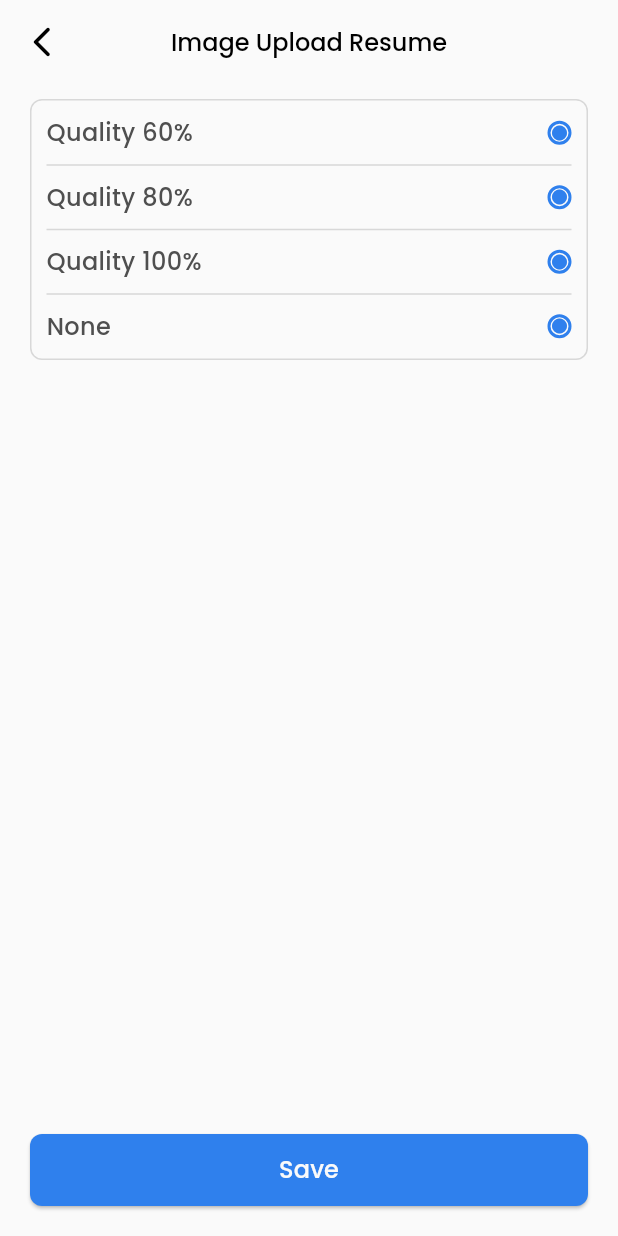
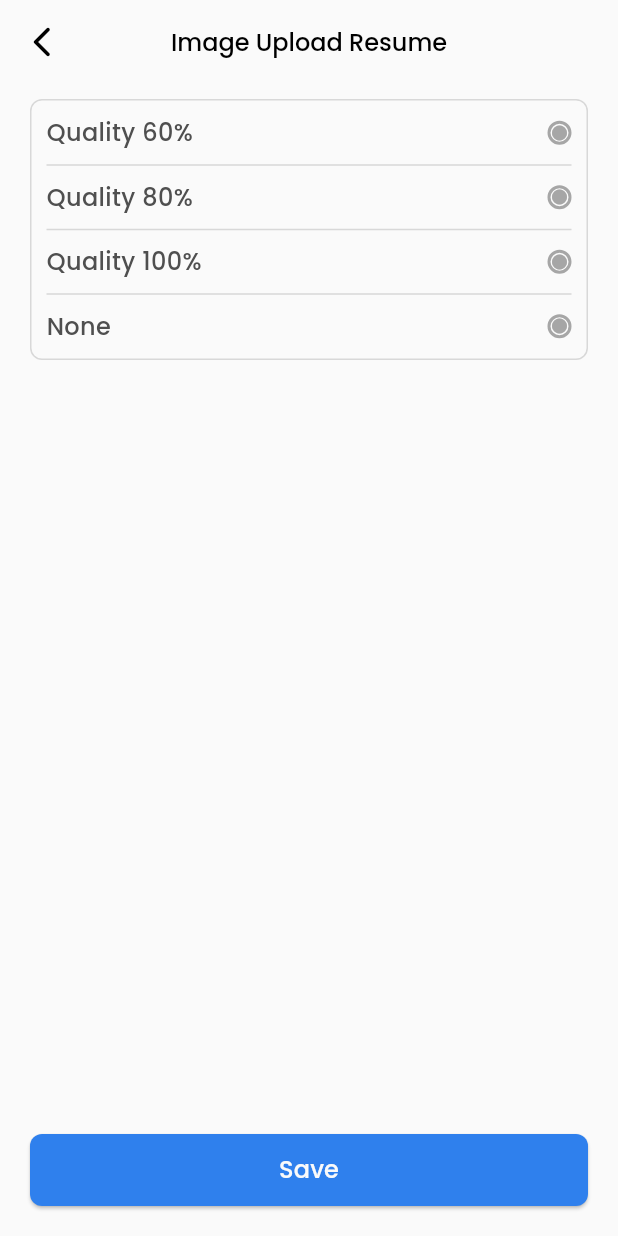
Before and after one commit to Suraj-K022/invoice_apk, a Flutter app: the UploadResumeScreen screen opened directly, on a phone screen of 412 x 824 dp. Run offline on Flutter 3.47's test engine with Material 3 defaults, Android fonts, the phone set to English and light mode, and no system bars; our stand-ins replace fl_chart, flutter_dash, flutter_otp_text_field, get, google_fonts, image_picker and 1 more.

Commit message:
minor fix

```diff
--- a/lib/AuthScreens/SignInScreen/sign_in_screen.dart
+++ b/lib/AuthScreens/SignInScreen/sign_in_screen.dart
@@ -17,7 +17,7 @@ class SignInScreen extends StatelessWidget {
     return Scaffold(
       bottomNavigationBar: Padding(
         padding: const EdgeInsets.symmetric(horizontal: 20,vertical: 20),
-        child: Row(mainAxisAlignment: MainAxisAlignment.center,
+        child: Row(spacing: 5,mainAxisAlignment: MainAxisAlignment.center,
           children: [
             Poppins(text: 'Don’t have an account?',fontWeight: FontWeight.w400,fontSize: 16,color: Get.theme.hintColor,),
             InkWell(onTap: (){Get.to(SignupScreen());},child: Poppins(text: 'Sign Up',fontWeight: FontWeight.w400,fontSize: 16,color: Get.theme.primaryColor,)),
--- a/lib/AuthScreens/SignUpScreen/signup_screen.dart
+++ b/lib/AuthScreens/SignUpScreen/signup_screen.dart
@@ -17,7 +17,7 @@ class SignupScreen extends StatelessWidget {
     return Scaffold(
       bottomNavigationBar: Padding(
         padding: const EdgeInsets.symmetric(horizontal: 20,vertical: 20),
-        child: Row(mainAxisAlignment: MainAxisAlignment.center,
+        child: Row( spacing: 5,mainAxisAlignment: MainAxisAlignment.center,
           children: [
             Poppins(text: 'Already have an account?',fontWeight: FontWeight.w400,fontSize: 16,color: Get.theme.hintColor,),
             InkWell(onTap: (){Get.to(SignInScreen());},child: Poppins(text: 'Sign In',fontWeight: FontWeight.w400,fontSize: 16,color: Get.theme.primaryColor,)),
--- a/lib/DashBoard/MoreMenuScreen/Settings/ImageUploadResumeScreen/upload_resume_screen.dart
+++ b/lib/DashBoard/MoreMenuScreen/Settings/ImageUploadResumeScreen/upload_resume_screen.dart
@@ -4,9 +4,15 @@ import 'package:invoice/CustomWidgets/custom_buttons.dart';
 import 'package:invoice/CustomWidgets/custom_radio_button.dart';
 import 'package:invoice/CustomWidgets/customtext.dart';
 
-class UploadResumeScreen extends StatelessWidget {
+class UploadResumeScreen extends StatefulWidget {
   const UploadResumeScreen({super.key});
 
+  @override
+  State<UploadResumeScreen> createState() => _UploadResumeScreenState();
+}
+
+class _UploadResumeScreenState extends State<UploadResumeScreen> {
+  int? _selectedQuality; // Variable to track selected value
   @override
   Widget build(BuildContext context) {
     return Scaffold(
@@ -35,22 +41,47 @@ class UploadResumeScreen extends StatelessWidget {
          children: [
            Row(mainAxisAlignment: MainAxisAlignment.spaceBetween,children: [
              Poppins(text: 'Quality 60%',fontWeight: FontWeight.w500,fontSize: 16,color: Get.theme.secondaryHeaderColor,),
-             CustomRadioButton()
+             CustomRadioButton(
+               value: 0,
+               groupValue: _selectedQuality,
+               onChanged: (int? newValue) {
+                 setState(() {
+                   _selectedQuality = newValue;
+                 });
+               },)
            ],),
            Divider(height: 20,thickness: 1,color: Get.theme.secondaryHeaderColor.withOpacity(0.2),),
            Row(mainAxisAlignment: MainAxisAlignment.spaceBetween,children: [
              Poppins(text: 'Quality 80%',fontWeight: FontWeight.w500,fontSize: 16,color: Get.theme.secondaryHeaderColor,),
-             CustomRadioButton()
+             CustomRadioButton(  value: 1,
+               groupValue: _selectedQuality,
+               onChanged: (int? newValue) {
+                 setState(() {
+                   _selectedQuality = newValue;
+                 });
+               },)
            ],),
            Divider(height: 20,thickness: 1,color: Get.theme.secondaryHeaderColor.withOpacity(0.2),),
            Row(mainAxisAlignment: MainAxisAlignment.spaceBetween,children: [
              Poppins(text: 'Quality 100%',fontWeight: FontWeight.w500,fontSize: 16,color: Get.theme.secondaryHeaderColor,),
-             CustomRadioButton()
+             CustomRadioButton(  value: 2,
+               groupValue: _selectedQuality,
+               onChanged: (int? newValue) {
+                 setState(() {
+                   _selectedQuality = newValue;
+                 });
+               },)
            ],),
            Divider(height: 20,thickness: 1,color: Get.theme.secondaryHeaderColor.withOpacity(0.2),),
            Row(mainAxisAlignment: MainAxisAlignment.spaceBetween,children: [
              Poppins(text: 'None',fontWeight: FontWeight.w500,fontSize: 16,color: Get.theme.secondaryHeaderColor,),
-             CustomRadioButton()
+             CustomRadioButton(  value: 3,
+               groupValue: _selectedQuality,
+               onChanged: (int? newValue) {
+                 setState(() {
+                   _selectedQuality = newValue;
+                 });
+               },)
            ],),
          ],
        ),)
--- a/lib/main.dart
+++ b/lib/main.dart
@@ -16,7 +16,7 @@ class MyApp extends StatelessWidget{
   @override
   Widget build(BuildContext context) {
     return GetMaterialApp(
-      title: 'EcommerceApp',
+      title: 'InvoiceApp',
       theme: themeData,
       debugShowCheckedModeBanner: false,
       home: SplashScreen(),
```
